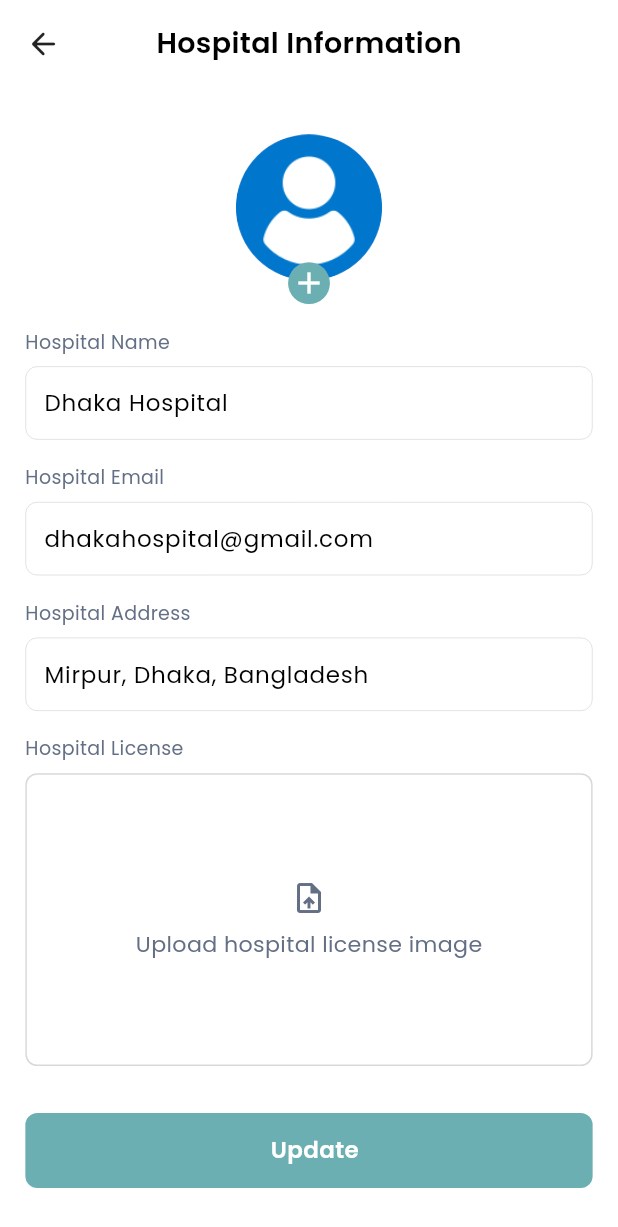
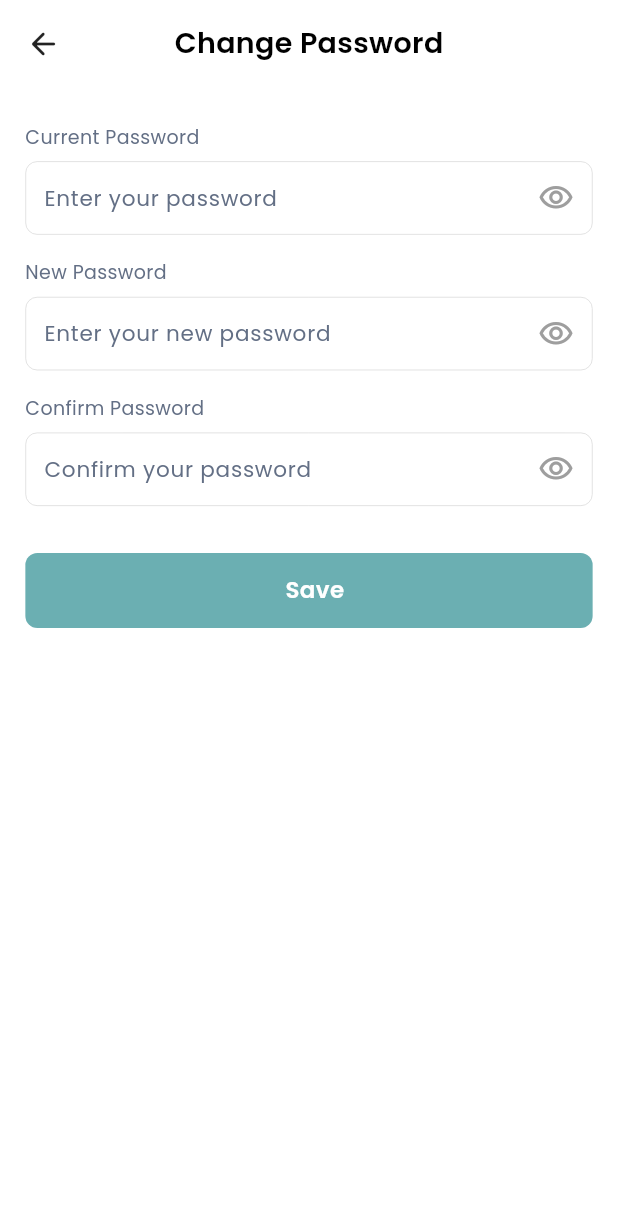
Before and after one commit to Nifat130/baby_vax, a Flutter app: the screen it shows after launch, on a phone screen of 412 x 824 dp. Shown: the top 1227 px of the screen. Run offline on Flutter 3.47's test engine with Material 3 defaults, Android fonts, the phone set to English and light mode, and no system bars; our stand-ins replace curved_navigation_bar, flip_card, flutter_spinkit, get, google_fonts, image_picker and 2 more; accounts and stored records are empty.

Commit message:
change password screen done by Nifat

```diff
--- a/lib/app.dart
+++ b/lib/app.dart
@@ -25,7 +25,7 @@ class MyApp extends StatelessWidget {
       builder: (context, orientation, deviceType) {
         return GetMaterialApp(
           debugShowCheckedModeBanner: false,
-          initialRoute: AppRoute.hospitalInformationScreen,
+          initialRoute: AppRoute.hospitalChangePasswordScreen,
           //initialRoute: AppRoute.hospitalEventScreen,
           getPages: AppRoute.routes,
           initialBinding: ControllerBinder(),
--- a/lib/features/hospital_flow/hospital_profile/controllers/hospital_information_controller.dart
+++ b/lib/features/hospital_flow/hospital_profile/controllers/hospital_information_controller.dart
@@ -36,11 +36,13 @@ class HospitalInformationController extends GetxController{
       licensesImage.value = image.path;
     }
   }
+  var currentPassVisibility = false.obs;
   var passVisibility = false.obs;
   var confirmPassVisibility = false.obs;
   final hospitalName = TextEditingController(text: "Dhaka Hospital");
   final hospitalEmail = TextEditingController(text: "dhakahospital@gmail.com");
-  final hospitalPass = TextEditingController();
+  final hospitalCurrentPass = TextEditingController();
+  final hospitalNewPass = TextEditingController();
   final hospitalConfirmPass = TextEditingController();
   final hospitalAddress = TextEditingController(text: "Mirpur, Dhaka, Bangladesh");
 
--- /dev/null
+++ b/lib/features/hospital_flow/hospital_profile/presentation/screens/hospital_change_password_screen.dart
@@ -0,0 +1,108 @@
+import 'package:baby_vax/core/common/widgets/custom_back_center_title_heading.dart';
+import 'package:baby_vax/core/utils/constants/app_sizer.dart';
+import 'package:baby_vax/features/hospital_flow/hospital_profile/controllers/hospital_information_controller.dart';
+import 'package:flutter/material.dart';
+import 'package:get/get.dart';
+import '../../../../../core/common/widgets/custom_submit_button.dart';
+import '../../../../../core/common/widgets/custom_text.dart';
+import '../../../../../core/common/widgets/custom_textformfield.dart';
+import '../../../../../core/common/widgets/show_progress_indicator.dart';
+import '../../../../../core/utils/constants/app_colors.dart';
+import '../../../../../core/utils/validators/app_validator.dart';
+
+class HospitalChangePasswordScreen extends GetView<HospitalInformationController> {
+  HospitalChangePasswordScreen({super.key});
+
+  final GlobalKey<FormState> formState = GlobalKey<FormState>();
+  @override
+  Widget build(BuildContext context) {
+    return Scaffold(
+      body: SafeArea(
+        child: Padding(
+          padding: EdgeInsets.symmetric(horizontal: 16.w, vertical: 16.h),
+          child: Obx((){
+            if(controller.isLoading.value){
+              return ShowProgressIndicator();
+            }
+            else{
+              return SingleChildScrollView(
+                child: Form(
+                  key: formState,
+                  child: Column(
+                    crossAxisAlignment: CrossAxisAlignment.start,
+                    children: [
+                      customBackCenterTitleHeading("Change Password"),
+                      24.heightSpace,
+                      16.heightSpace,
+                      CustomText(text: "Current Password", fontSize: 12.sp, textAlign: TextAlign.center, color: AppColors.textSecondary,),
+                      8.heightSpace,
+                      Obx(() =>
+                          CustomTextFormField(
+                            controller: controller.hospitalCurrentPass,
+                            hintText: "Enter your password",
+                            obscureText: !controller.confirmPassVisibility.value,
+                            validator: AppValidator.validatePassword,
+                            suffixIcon: GestureDetector(
+                                onTap: (){
+                                  controller.currentPassVisibility.value = !controller.currentPassVisibility.value;
+                                },
+                                child: !controller.currentPassVisibility.value ?
+                                Icon(Icons.visibility_outlined) :
+                                Icon(Icons.visibility_off_outlined)
+                            ),
+                          )
+                      ),
+                      16.heightSpace,
+                      CustomText(text: "New Password", fontSize: 12.sp, textAlign: TextAlign.center, color: AppColors.textSecondary,),
+                      8.heightSpace,
+                      Obx(() =>
+                          CustomTextFormField(
+                            controller: controller.hospitalNewPass,
+                            hintText: "Enter your new password",
+                            obscureText: !controller.passVisibility.value,
+                            validator: AppValidator.validatePassword,
+                            suffixIcon: GestureDetector(
+                                onTap: (){
+                                  controller.passVisibility.value = !controller.passVisibility.value;
+                                },
+                                child: !controller.passVisibility.value ?
+                                Icon(Icons.visibility_outlined) :
+                                Icon(Icons.visibility_off_outlined)
+                            ),
+                          )
+                      ),
+                      16.heightSpace,
+                      CustomText(text: "Confirm Password", fontSize: 12.sp, textAlign: TextAlign.center, color: AppColors.textSecondary,),
+                      8.heightSpace,
+                      Obx(() =>
+                          CustomTextFormField(
+                            controller: controller.hospitalConfirmPass,
+                            hintText: "Confirm your password",
+                            obscureText: !controller.confirmPassVisibility.value,
+                            validator: (value) => AppValidator.matchPassword(value, controller.hospitalNewPass.text),
+                            suffixIcon: GestureDetector(
+                                onTap: (){
+                                  controller.confirmPassVisibility.value = !controller.confirmPassVisibility.value;
+                                },
+                                child: !controller.confirmPassVisibility.value ?
+                                Icon(Icons.visibility_outlined) :
+                                Icon(Icons.visibility_off_outlined)
+                            ),
+                          )
+                      ),
+                      32.heightSpace,
+                      CustomSubmitButton(
+                        text: "Save",
+                        onTap: (){},
+                      ),
+                    ],
+                  ),
+                ),
+              );
+            }
+          }),
+        ),
+      ),
+    );
+  }
+}
--- a/lib/features/hospital_flow/hospital_profile/presentation/screens/hospital_profile_screen.dart
+++ b/lib/features/hospital_flow/hospital_profile/presentation/screens/hospital_profile_screen.dart
@@ -42,8 +42,8 @@ class HospitalProfileScreen extends StatelessWidget {
                 SizedBox(height: 32.h,),
                 CustomText(text: "Edit Information",),
                 SizedBox(height: 16.h,),
-                profileOptionContainer(Icons.home_outlined, "Hospital Information", AppRoute.signInScreen),
-                profileOptionContainer(Icons.lock_outline, "Change Password", AppRoute.signInScreen),
+                profileOptionContainer(Icons.home_outlined, "Hospital Information", AppRoute.hospitalInformationScreen),
+                profileOptionContainer(Icons.lock_outline, "Change Password", AppRoute.hospitalChangePasswordScreen),
                 SizedBox(height: 20.h,),
                 CustomText(text: "Terms & Support",),
                 SizedBox(height: 16.h,),
--- a/lib/routes/app_routes.dart
+++ b/lib/routes/app_routes.dart
@@ -6,6 +6,7 @@ import '../features/authentication/presentation/screens/parent_sign_up_screen.da
 import '../features/authentication/presentation/screens/role_screen.dart';
 import '../features/hospital_flow/hospital_event/presentation/screens/hospital_event_screen.dart';
 import '../features/hospital_flow/hospital_home/presentation/screens/hospital_home_screen.dart';
+import '../features/hospital_flow/hospital_profile/presentation/screens/hospital_change_password_screen.dart';
 import '../features/hospital_flow/hospital_profile/presentation/screens/hospital_information_screen.dart';
 import '../features/hospital_flow/hospital_profile/presentation/screens/hospital_profile_screen.dart';
 import '../features/onboarding/screens/onboarding_screen_one.dart';
@@ -27,6 +28,7 @@ class AppRoute {
   static String hospitalProfileScreen = "/hospitalProfileScreen";
   static String hospitalEventScreen = "/hospitalEventScreen";
   static String hospitalInformationScreen = "/hospitalInformationScreen";
+  static String hospitalChangePasswordScreen = "/hospitalChangePasswordScreen";
 
 
   static List<GetPage> routes = [
@@ -53,6 +55,6 @@ class AppRoute {
     GetPage(name: hospitalProfileScreen, page: () => HospitalProfileScreen()),
     GetPage(name: hospitalEventScreen, page: () => HospitalEventScreen()),
     GetPage(name: hospitalInformationScreen, page: () => HospitalInformationScreen()),
-
+    GetPage(name: hospitalChangePasswordScreen, page: () => HospitalChangePasswordScreen()),
   ];
 }
```
